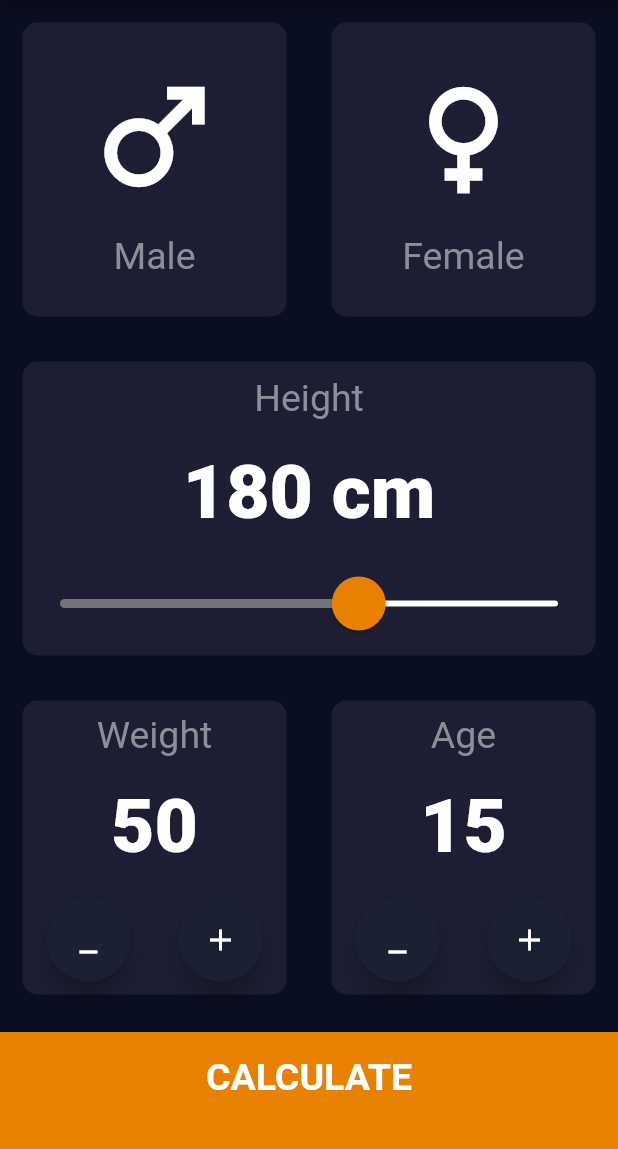
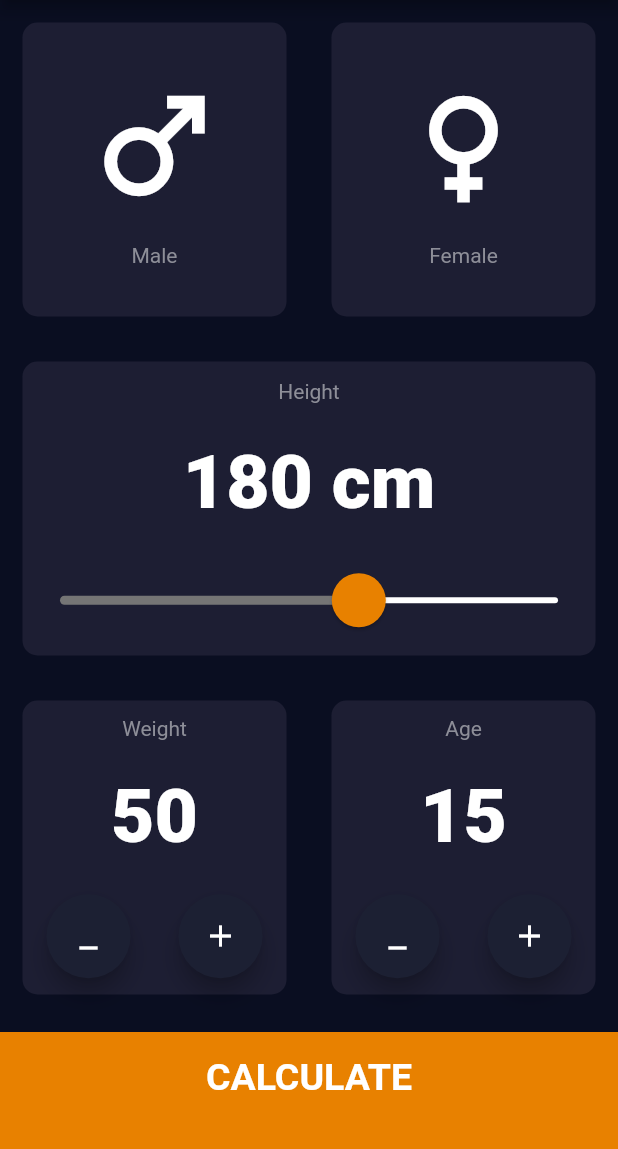
Before and after one commit to roshanjustin0010/BMI_calculator, a Flutter app: the screen it shows after launch, on a phone screen of 412 x 824 dp, the part 84-1233 px from its top. Run offline on Flutter 3.47's test engine with Material 2 defaults, Android fonts, the phone set to English and light mode, and no system bars.

```diff
--- a/lib/Result_pg.dart
+++ b/lib/Screens/Result_pg.dart
@@ -1,8 +1,7 @@
-import 'package:bmi_calulator/Home_page.dart';
+import 'package:bmi_calulator/Screens/Home_page.dart';
+import 'package:bmi_calulator/Widgets/bottombtn.dart';
 import 'package:bmi_calulator/constants.dart';
 import 'package:flutter/material.dart';
-
-import 'bottombtn.dart';
 
 class Result_pg extends StatefulWidget {
   Result_pg({
--- a/lib/bottombtn.dart
+++ b/lib/Widgets/bottombtn.dart
@@ -1,6 +1,6 @@
 import 'package:flutter/material.dart';
 
-import 'constants.dart';
+import '../constants.dart';
 
 class Bottombutton extends StatelessWidget {
   Bottombutton({required this.txt});
--- a/lib/floatbutton.dart
+++ b/lib/Widgets/floatbutton.dart
@@ -1,6 +1,6 @@
 import 'package:flutter/material.dart';
 
-import 'constants.dart';
+import '../constants.dart';
 
 class Actionbutton extends StatelessWidget {
   Actionbutton({required this.onpress, required this.icon, this.btno});
--- a/lib/slider_height.dart
+++ b/lib/Widgets/slider_height.dart
@@ -1,6 +1,6 @@
 import 'package:flutter/material.dart';
 
-import 'constants.dart';
+import '../constants.dart';
 
 class Heightslider extends StatelessWidget {
   Heightslider({required this.height, required this.slide});
--- a/lib/constants.dart
+++ b/lib/constants.dart
@@ -7,7 +7,6 @@ const kBottomContainerColour = Color(0xFFEB1555);
 const kFloatIconColor = Color(0xFF1C2033);
 
 const kLabelTextStyle = TextStyle(
-  fontSize: 25.0,
   color: Color(0xFF8D8E98),
 );
 
--- a/lib/main.dart
+++ b/lib/main.dart
@@ -1,4 +1,4 @@
-import 'package:bmi_calulator/Home_page.dart';
+import 'package:bmi_calulator/Screens/Home_page.dart';
 import 'package:flutter/material.dart';
 
 void main() => runApp(BMICalculator());
```
Also changed, not shown: lib/Screens/Home_page.dart (renamed from lib/Home_page.dart, +6 -6 lines), lib/Brain/calculate.dart (renamed from lib/calculate.dart), lib/Widgets/usable_card.dart (renamed from lib/usable_card.dart).
